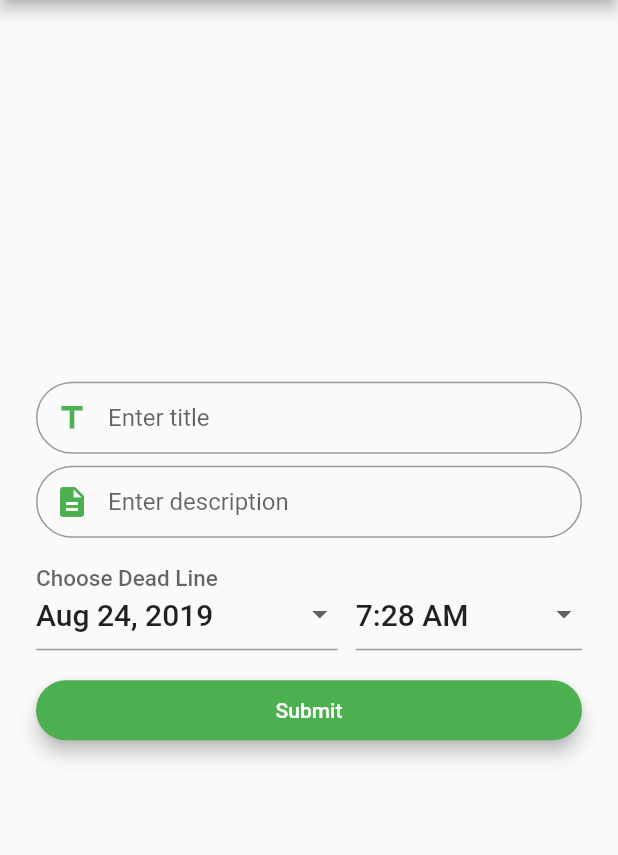
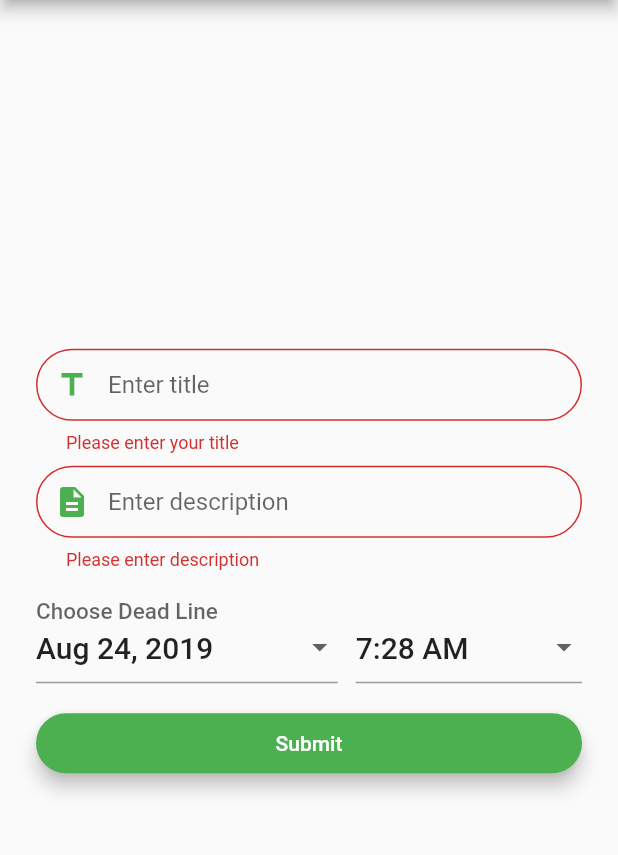
Before and after one commit to geegog/todo_flutter, a Flutter app: the AddTodoPage screen opened directly, after a tap on "Submit", on a phone screen of 412 x 824 dp, the part 84-939 px from its top. Run offline on Flutter 3.47's test engine with Material 2 defaults, Android fonts, the phone set to English and light mode, and no system bars; our stand-ins replace get_it, shared_preferences; accounts and stored records are empty; generated files the repository leaves out were written again.

Commit message:
layout updates

```diff
--- a/lib/common/pages/login.dart
+++ b/lib/common/pages/login.dart
@@ -174,12 +174,14 @@ class LoginState extends State<LoginPage> {
         child: Column(
           mainAxisAlignment: MainAxisAlignment.center,
           children: <Widget>[
+            SizedBox(height: 48.0),
             logo(),
             SizedBox(height: 48.0),
             form(),
             new Row(
                 mainAxisAlignment: MainAxisAlignment.end,
-                children: [registerLabel()])
+                children: [registerLabel()]),
+            SizedBox(height: 48.0),
           ],
         ),
       ),
--- a/lib/common/pages/register.dart
+++ b/lib/common/pages/register.dart
@@ -229,12 +229,14 @@ class RegisterState extends State<RegisterPage> {
           mainAxisAlignment: MainAxisAlignment.center,
           crossAxisAlignment: CrossAxisAlignment.center,
           children: <Widget>[
+            SizedBox(height: 48.0),
             logo(),
             SizedBox(height: 48.0),
             form(),
             new Row(
                 mainAxisAlignment: MainAxisAlignment.end,
                 children: [loginLabel()]),
+            SizedBox(height: 48.0),
           ],
         ),
       ),
--- a/lib/task/pages/add_todo.dart
+++ b/lib/task/pages/add_todo.dart
@@ -1,16 +1,16 @@
-
 import 'package:flutter/material.dart';
 import 'package:todo_flutter/common/components/date_time_picker.dart';
 
 class AddTodoPage extends StatefulWidget {
-  static const String tag = '/';
+  static const String tag = '/add-todo';
+
+  const AddTodoPage({Key key}) : super(key: key);
 
   @override
   AddTodoState createState() => new AddTodoState();
 }
 
 class AddTodoState extends State<AddTodoPage> {
-
   final _formKey = new GlobalKey<FormState>();
   final selectedDate = DateTime.now();
 
@@ -29,11 +29,11 @@ class AddTodoState extends State<AddTodoPage> {
   }
 
   final Function decoration = (String text, Icon icon) => InputDecoration(
-    prefixIcon: icon,
-    hintText: text,
-    contentPadding: EdgeInsets.fromLTRB(20.0, 10.0, 20.0, 10.0),
-    border: OutlineInputBorder(borderRadius: BorderRadius.circular(32.0)),
-  );
+        prefixIcon: icon,
+        hintText: text,
+        contentPadding: EdgeInsets.fromLTRB(20.0, 10.0, 20.0, 10.0),
+        border: OutlineInputBorder(borderRadius: BorderRadius.circular(32.0)),
+      );
 
   Widget form() {
     return Form(
@@ -57,8 +57,8 @@ class AddTodoState extends State<AddTodoPage> {
           controller: myControllerDesc,
           keyboardType: TextInputType.multiline,
           autofocus: false,
-          decoration: decoration(
-              'Enter description', new Icon(Icons.description, color: Colors.green)),
+          decoration: decoration('Enter description',
+              new Icon(Icons.description, color: Colors.green)),
           validator: (value) {
             if (value.isEmpty) {
               return 'Please enter description';
@@ -109,13 +109,15 @@ class AddTodoState extends State<AddTodoPage> {
 
   Widget _addTodoScreen() {
     return Center(
-      child: Padding(
+      child: SingleChildScrollView(
         padding: EdgeInsets.only(left: 24.0, right: 24.0),
         child: Column(
           mainAxisAlignment: MainAxisAlignment.center,
           crossAxisAlignment: CrossAxisAlignment.center,
           children: <Widget>[
+            SizedBox(height: 48.0),
             form(),
+            SizedBox(height: 48.0),
           ],
         ),
       ),
@@ -128,14 +130,16 @@ class AddTodoState extends State<AddTodoPage> {
     return Scaffold(
       appBar: AppBar(
         title: Text('Add new Todo'),
-        actions: <Widget>[
-        ],
+        actions: <Widget>[],
       ),
       body: _addTodoScreen(),
     );
   }
 
-
   void _addTodo() {
+    if (_formKey.currentState.validate()) {
+      print(_endDate.toIso8601String());
+      print(_endTime.toString());
+    }
   }
 }
--- a/lib/task/pages/all_todo.dart
+++ b/lib/task/pages/all_todo.dart
@@ -2,7 +2,9 @@
 import 'package:flutter/material.dart';
 
 class AllTodoPage extends StatefulWidget {
-  static const String tag = '/';
+  static const String tag = '/all-todos';
+
+  const AllTodoPage({Key key}) : super(key: key);
 
   @override
   AllTodoState createState() => new AllTodoState();
```
